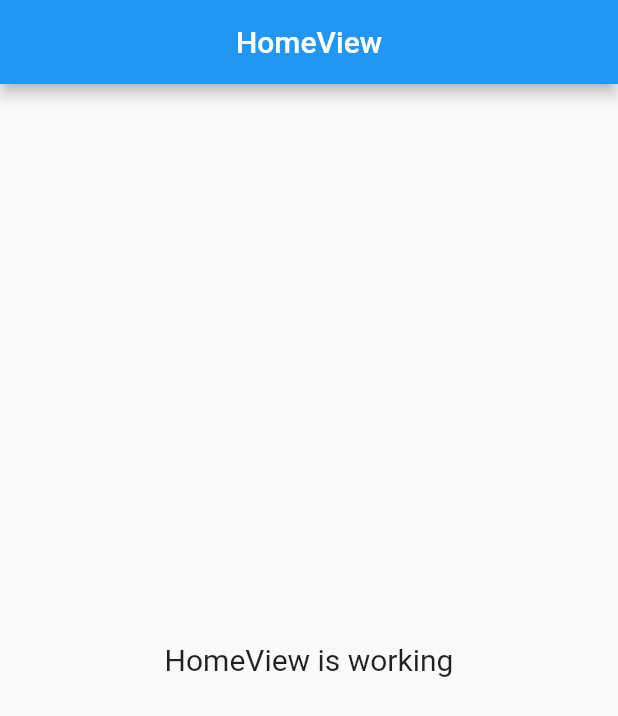
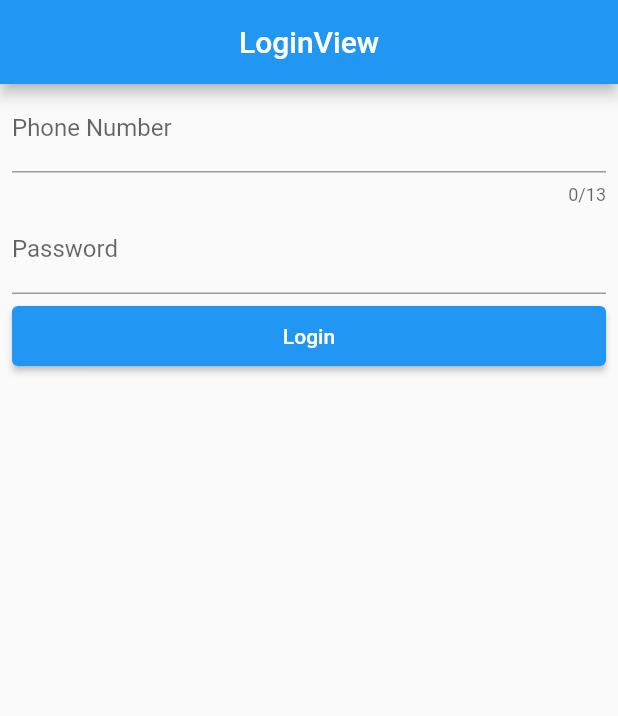
Before and after one commit to achreza/zendo_mobile_flutter, a Flutter app: the screen it shows after launch, on a phone screen of 412 x 824 dp. Shown: the top 716 px of the screen. Run offline on Flutter 3.47's test engine with Material 2 defaults, Android fonts, the phone set to English and light mode, and no system bars; our stand-ins replace device_preview, flutter_screenutil, get; missing offline and left inert: wc_form_validators.

Commit message:
add loginview & basic validation

```diff
--- /dev/null
+++ b/lib/app/core/values/constants.dart
@@ -0,0 +1,2 @@
+const kDefaultPadding = 8.0;
+const kDefaultMargin = 8.0;
--- /dev/null
+++ b/lib/app/modules/login/controllers/login_controller.dart
@@ -0,0 +1,22 @@
+import 'package:flutter/cupertino.dart';
+import 'package:flutter/material.dart';
+import 'package:get/get.dart';
+
+class LoginController extends GetxController {
+  final RxBool isSubmit = false.obs;
+  final GlobalKey<FormState> formKey = GlobalKey<FormState>();
+
+  final RxString phoneNumber = ''.obs;
+  final RxString password = ''.obs;
+
+  void login() {
+    // form validation success
+    if (formKey.currentState!.validate()) {
+      // TODO: do login
+      Get.showSnackbar(GetSnackBar(
+        message: 'Login Success',
+        duration: Duration(seconds: 2),
+      ));
+    }
+  }
+}
--- /dev/null
+++ b/lib/app/modules/login/views/login_view.dart
@@ -0,0 +1,68 @@
+import 'package:flutter/material.dart';
+
+import 'package:get/get.dart';
+import 'package:wc_form_validators/wc_form_validators.dart';
+import 'package:zendo_mobile/app/core/values/constants.dart';
+
+import '../controllers/login_controller.dart';
+
+class LoginView extends GetView<LoginController> {
+  @override
+  Widget build(BuildContext context) {
+    return Scaffold(
+      appBar: AppBar(
+        title: Text('LoginView'),
+        centerTitle: true,
+      ),
+      body: SingleChildScrollView(
+        child: Form(
+          key: controller.formKey,
+          child: Column(
+            children: <Widget>[
+              // Phone Input Field
+              Padding(
+                padding: EdgeInsets.symmetric(horizontal: kDefaultPadding),
+                child: TextFormField(
+                  decoration: InputDecoration(labelText: 'Phone Number'),
+                  keyboardType: TextInputType.phone,
+                  onChanged: (value) => controller.phoneNumber.value = value,
+                  maxLength: 13,
+                  validator: Validators.compose([
+                    Validators.required("Nomer telepon tidak boleh kosong"),
+                    Validators.patternString(r'^[0-9]{10,13}$', "Nomer telepon tidak valid"),
+                    Validators.minLength(10, "Nomer telepon tidak valid"),
+                    Validators.maxLength(13, "Nomer telepon tidak valid"),
+                  ]),
+                ),
+              ),
+
+              // Password Input Field
+              Padding(
+                padding: EdgeInsets.symmetric(horizontal: kDefaultPadding),
+                child: TextFormField(
+                  decoration: InputDecoration(
+                    labelText: 'Password',
+                  ),
+                  obscureText: true,
+                  onChanged: (value) => controller.password.value = value,
+                  validator: Validators.required("Password tidak boleh kosong"),
+                ),
+              ),
+
+              // Login Button
+              Container(
+                margin: EdgeInsets.all(kDefaultMargin),
+                height: 40,
+                width: double.infinity,
+                child: ElevatedButton(
+                  child: Text('Login'),
+                  onPressed: controller.login,
+                ),
+              ),
+            ],
+          ),
+        ),
+      ),
+    );
+  }
+}
--- a/lib/app/routes/app_pages.dart
+++ b/lib/app/routes/app_pages.dart
@@ -1,18 +1,32 @@
-// ignore_for_file: constant_identifier_names
-
 import 'package:get/get.dart';
 
 import 'package:zendo_mobile/app/modules/home/bindings/home_binding.dart';
 import 'package:zendo_mobile/app/modules/home/views/home_view.dart';
+import 'package:zendo_mobile/app/modules/login/bindings/login_binding.dart';
+import 'package:zendo_mobile/app/modules/login/views/login_view.dart';
+import 'package:zendo_mobile/app/modules/splash/bindings/splash_binding.dart';
+import 'package:zendo_mobile/app/modules/splash/views/splash_view.dart';
+
+// ignore_for_file: constant_identifier_names
 
 part 'app_routes.dart';
 
 class AppPages {
   AppPages._();
 
-  static const INITIAL = Routes.HOME;
+  static const INITIAL = Routes.LOGIN;
 
   static final routes = [
+    GetPage(
+      name: _Paths.SPLASH,
+      page: () => SplashView(),
+      binding: SplashBinding(),
+    ),
+    GetPage(
+      name: _Paths.LOGIN,
+      page: () => LoginView(),
+      binding: LoginBinding(),
+    ),
     GetPage(
       name: _Paths.HOME,
       page: () => HomeView(),
--- a/lib/app/routes/app_routes.dart
+++ b/lib/app/routes/app_routes.dart
@@ -6,9 +6,13 @@ part of 'app_pages.dart';
 abstract class Routes {
   Routes._();
 
+  static const SPLASH = _Paths.SPLASH;
+  static const LOGIN = _Paths.LOGIN;
   static const HOME = _Paths.HOME;
 }
 
 abstract class _Paths {
+  static const SPLASH = '/splash';
+  static const LOGIN = '/login';
   static const HOME = '/home';
 }
--- a/pubspec.yaml
+++ b/pubspec.yaml
@@ -8,8 +8,11 @@ environment:
 dependencies:
   cupertino_icons: ^1.0.2
   get: 4.6.1
+  flutter_screenutil: ^5.4.0+1
+  device_preview: ^1.0.0
   flutter:
     sdk: flutter
+  wc_form_validators: ^1.0.0
 
 dev_dependencies:
   flutter_lints: ^1.0.0
```
Also changed, not shown: lib/app/data/providers/auth_provider.dart (added, +8 -0 lines), lib/app/modules/login/bindings/login_binding.dart (added, +12 -0 lines), lib/app/modules/splash/bindings/splash_binding.dart (added, +12 -0 lines), lib/app/modules/splash/controllers/splash_controller.dart (added, +20 -0 lines), lib/app/modules/splash/views/splash_view.dart (added, +23 -0 lines), lib/main.dart (+21 -4 lines), pubspec.lock.
